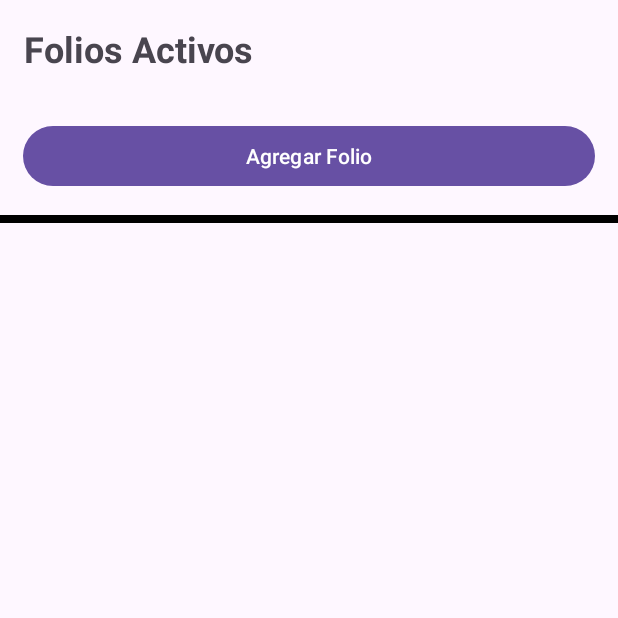
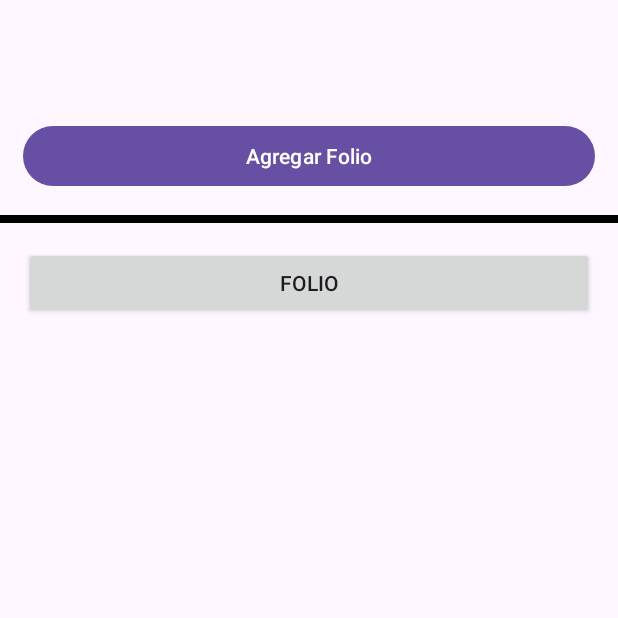
Before and after one commit to JIvanVB/Proyecto_Avaluos, an Android app: the FoliosActivity screen opened directly, with no data from a screen before it, after a tap on "Agregar Folio", on a phone screen of 412 x 824 dp, the top half of it. Run offline under Robolectric (Android 15) with nearby library versions, the phone set to English and light mode, and no system bars.

Commit message:
Revert "Cambios ligeros al funcionamiento de FoliosActivity"
This reverts commit d99b1e85d0f92a4109bfe4691bd97c360d894a6a.

# Conflicts:
#	app/src/main/java/mx/itson/edu/proyectoavaluos/FoliosActivity.kt

```diff
--- a/app/src/main/java/mx/itson/edu/proyectoavaluos/FoliosActivity.kt
+++ b/app/src/main/java/mx/itson/edu/proyectoavaluos/FoliosActivity.kt
@@ -1,6 +1,5 @@
 package mx.itson.edu.proyectoavaluos
 
-import android.annotation.SuppressLint
 import android.os.Bundle
 import android.widget.Button
 import android.widget.LinearLayout
@@ -9,17 +8,9 @@ import androidx.activity.enableEdgeToEdge
 import androidx.appcompat.app.AppCompatActivity
 import androidx.core.view.ViewCompat
 import androidx.core.view.WindowInsetsCompat
-import com.google.firebase.database.ChildEventListener
-import com.google.firebase.database.DataSnapshot
-import com.google.firebase.database.DatabaseError
-import com.google.firebase.database.FirebaseDatabase
-import java.text.SimpleDateFormat
-import java.util.Calendar
+import mx.itson.edu.proyectoavaluos.databinding.ActivityMainBinding
 
 class FoliosActivity : AppCompatActivity() {
-    private val avaluosRef = FirebaseDatabase.getInstance().getReference("Avaluos")
-    val listaAvaluos = mutableListOf<Avaluo>()
-    @SuppressLint("SetTextI18n")
     override fun onCreate(savedInstanceState: Bundle?) {
         super.onCreate(savedInstanceState)
         enableEdgeToEdge()
@@ -30,24 +21,11 @@ class FoliosActivity : AppCompatActivity() {
             insets
         }
 
-        val usuario = intent.getStringExtra("usuario")!!
+        findViewById<TextView>(R.id.textViewTitle).text=ActivityMainBinding.inflate(layoutInflater).editTextUsername.text.toString()
+        findViewById<Button>(R.id.buttonAddFolios).setOnClickListener{
+            findViewById<LinearLayout>(R.id.buttonList).addView(Button(this).apply { text="Folio" })
+        }
 
-        findViewById<TextView>(R.id.textViewTitle).text="Folios de "+ usuario.substringBefore('@')
-
-        findViewById<Button>(R.id.buttonAddFolios).setOnClickListener{
-            avaluosRef.push().setValue(Avaluo(SimpleDateFormat("yyyy-MM-dd HH:mm:ss").format(Calendar.getInstance().time),usuario))
-        }
-        val lista = findViewById<LinearLayout>(R.id.buttonList)
-        /*avaluosRef.addChildEventListener(object : ChildEventListener{
-            override fun onChildAdded(snapshot: DataSnapshot, previousChildName: String?) {
-
-                listaAvaluos.add(Avaluo())
-            }
-            override fun onChildChanged(snapshot: DataSnapshot, previousChildName: String?) {                }
-            override fun onChildRemoved(snapshot: DataSnapshot) {                }
-            override fun onChildMoved(snapshot: DataSnapshot, previousChildName: String?) {                }
-            override fun onCancelled(error: DatabaseError) {                }
-
-        })*/
+        //for (i in  1..10)linearLayout.addView(Button(this).apply { text="boton que no hace nada";height=200 })
     }
 }
--- a/app/src/main/java/mx/itson/edu/proyectoavaluos/MainActivity.kt
+++ b/app/src/main/java/mx/itson/edu/proyectoavaluos/MainActivity.kt
@@ -50,7 +50,7 @@ class MainActivity : AppCompatActivity() {
         auth.signInWithEmailAndPassword(email, password).addOnCompleteListener(this) { task ->
                 if (task.isSuccessful) {
                     Log.d("TAG", "signInWithEmail:success")
-                    startActivity(Intent(this,FoliosActivity::class.java).also { it.putExtra("usuario",email)})
+                    startActivity(Intent(this,FoliosActivity::class.java))
                 } else {
                     Log.w("TAG", "signInWithEmail:failure", task.exception)
                     Toast.makeText(baseContext, "Authentication failed.", Toast.LENGTH_SHORT).show()
--- a/app/src/main/res/layout/activity_main.xml
+++ b/app/src/main/res/layout/activity_main.xml
@@ -37,7 +37,7 @@
         android:layout_marginLeft="15dp"
         android:layout_marginRight="15dp"
         android:hint="@string/usu"
-        android:inputType="textEmailAddress"
+        android:inputType="text"
         android:autofillHints="" />
 
     <EditText
@@ -66,7 +66,7 @@
         android:layout_height="wrap_content"
         android:text="@string/olusu"
         android:layout_gravity="center_horizontal"
-        android:layout_marginTop="25dp" />
+        android:layout_marginTop="16dp" />
 
     <TextView
         android:id="@+id/textViewForgotPassword"
@@ -74,7 +74,7 @@
         android:layout_height="wrap_content"
         android:text="@string/olpas"
         android:layout_gravity="center_horizontal"
-        android:layout_marginTop="25dp" />
+        android:layout_marginTop="8dp" />
 
 
 </LinearLayout>
```
